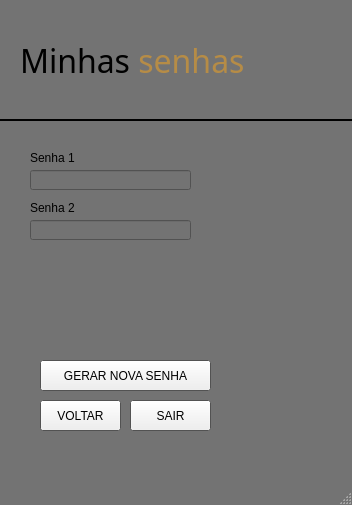
DaviHeinrichs/Projeto-GerenciadordeSenhas, file bin/interface/local_interface/utils/telas/ui_files/myPassword_window.ui: the form before one commit.
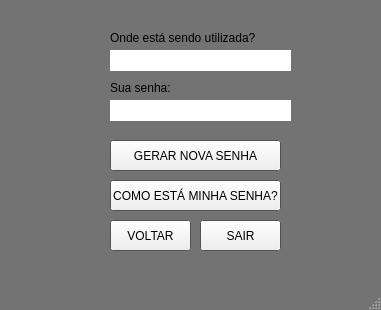
The form after the commit. Icons and pictures are not drawn.

Commit message: Update de Telas Senhas

What changed in the file:
```diff
--- a/bin/interface/local_interface/utils/telas/ui_files/myPassword_window.ui
+++ b/bin/interface/local_interface/utils/telas/ui_files/myPassword_window.ui
@@ -6,8 +6,8 @@
    <rect>
     <x>0</x>
     <y>0</y>
-    <width>352</width>
-    <height>505</height>
+    <width>381</width>
+    <height>310</height>
    </rect>
   </property>
   <property name="palette">
@@ -189,471 +189,24 @@
    <iconset>
     <normaloff>CIPHER_A_Logo_with_Cryptographic_Elements-removebg-preview.png</normaloff>CIPHER_A_Logo_with_Cryptographic_Elements-removebg-preview.png</iconset>
   </property>
+  <property name="toolTip">
+   <string/>
+  </property>
+  <property name="whatsThis">
+   <string>&lt;html&gt;&lt;head/&gt;&lt;body&gt;&lt;p&gt;&lt;br/&gt;&lt;/p&gt;&lt;/body&gt;&lt;/html&gt;</string>
+  </property>
+  <property name="documentMode">
+   <bool>false</bool>
+  </property>
+  <property name="tabShape">
+   <enum>QTabWidget::Rounded</enum>
+  </property>
   <widget class="QWidget" name="centralwidget">
-   <widget class="QLabel" name="boasvindas">
-    <property name="geometry">
-     <rect>
-      <x>20</x>
-      <y>20</y>
-      <width>321</width>
-      <height>81</height>
-     </rect>
-    </property>
-    <property name="font">
-     <font>
-      <family>Lucida Sans Unicode</family>
-      <pointsize>24</pointsize>
-     </font>
-    </property>
-    <property name="contextMenuPolicy">
-     <enum>Qt::PreventContextMenu</enum>
-    </property>
-    <property name="text">
-     <string>&lt;html&gt;&lt;head/&gt;&lt;body&gt;&lt;p&gt;Minhas &lt;span style=&quot; color:#b68c46;&quot;&gt;senhas&lt;/span&gt;&lt;/p&gt;&lt;/body&gt;&lt;/html&gt;</string>
-    </property>
-    <property name="textFormat">
-     <enum>Qt::RichText</enum>
-    </property>
-    <property name="alignment">
-     <set>Qt::AlignLeading|Qt::AlignLeft|Qt::AlignVCenter</set>
-    </property>
-    <property name="wordWrap">
-     <bool>true</bool>
-    </property>
-   </widget>
-   <widget class="Line" name="line">
-    <property name="geometry">
-     <rect>
-      <x>-20</x>
-      <y>110</y>
-      <width>411</width>
-      <height>20</height>
-     </rect>
-    </property>
-    <property name="palette">
-     <palette>
-      <active>
-       <colorrole role="WindowText">
-        <brush brushstyle="SolidPattern">
-         <color alpha="255">
-          <red>255</red>
-          <green>255</green>
-          <blue>255</blue>
-         </color>
-        </brush>
-       </colorrole>
-       <colorrole role="Button">
-        <brush brushstyle="SolidPattern">
-         <color alpha="255">
-          <red>0</red>
-          <green>0</green>
-          <blue>0</blue>
-         </color>
-        </brush>
-       </colorrole>
-       <colorrole role="Light">
-        <brush brushstyle="SolidPattern">
-         <color alpha="255">
-          <red>0</red>
-          <green>0</green>
-          <blue>0</blue>
-         </color>
-        </brush>
-       </colorrole>
-       <colorrole role="Midlight">
-        <brush brushstyle="SolidPattern">
-         <color alpha="255">
-          <red>0</red>
-          <green>0</green>
-          <blue>0</blue>
-         </color>
-        </brush>
-       </colorrole>
-       <colorrole role="Dark">
-        <brush brushstyle="SolidPattern">
-         <color alpha="255">
-          <red>0</red>
-          <green>0</green>
-          <blue>0</blue>
-         </color>
-        </brush>
-       </colorrole>
-       <colorrole role="Mid">
-        <brush brushstyle="SolidPattern">
-         <color alpha="255">
-          <red>0</red>
-          <green>0</green>
-          <blue>0</blue>
-         </color>
-        </brush>
-       </colorrole>
-       <colorrole role="Text">
-        <brush brushstyle="SolidPattern">
-         <color alpha="255">
-          <red>255</red>
-          <green>255</green>
-          <blue>255</blue>
-         </color>
-        </brush>
-       </colorrole>
-       <colorrole role="BrightText">
-        <brush brushstyle="SolidPattern">
-         <color alpha="255">
-          <red>255</red>
-          <green>255</green>
-          <blue>255</blue>
-         </color>
-        </brush>
-       </colorrole>
-       <colorrole role="ButtonText">
-        <brush brushstyle="SolidPattern">
-         <color alpha="255">
-          <red>255</red>
-          <green>255</green>
-          <blue>255</blue>
-         </color>
-        </brush>
-       </colorrole>
-       <colorrole role="Base">
-        <brush brushstyle="SolidPattern">
-         <color alpha="255">
-          <red>0</red>
-          <green>0</green>
-          <blue>0</blue>
-         </color>
-        </brush>
-       </colorrole>
-       <colorrole role="Window">
-        <brush brushstyle="SolidPattern">
-         <color alpha="255">
-          <red>0</red>
-          <green>0</green>
-          <blue>0</blue>
-         </color>
-        </brush>
-       </colorrole>
-       <colorrole role="Shadow">
-        <brush brushstyle="SolidPattern">
-         <color alpha="255">
-          <red>0</red>
-          <green>0</green>
-          <blue>0</blue>
-         </color>
-        </brush>
-       </colorrole>
-       <colorrole role="AlternateBase">
-        <brush brushstyle="SolidPattern">
-         <color alpha="255">
-          <red>0</red>
-          <green>0</green>
-          <blue>0</blue>
-         </color>
-        </brush>
-       </colorrole>
-       <colorrole role="ToolTipBase">
-        <brush brushstyle="SolidPattern">
-         <color alpha="255">
-          <red>255</red>
-          <green>255</green>
-          <blue>220</blue>
-         </color>
-        </brush>
-       </colorrole>
-       <colorrole role="ToolTipText">
-        <brush brushstyle="SolidPattern">
-         <color alpha="255">
-          <red>0</red>
-          <green>0</green>
-          <blue>0</blue>
-         </color>
-        </brush>
-       </colorrole>
-      </active>
-      <inactive>
-       <colorrole role="WindowText">
-        <brush brushstyle="SolidPattern">
-         <color alpha="255">
-          <red>255</red>
-          <green>255</green>
-          <blue>255</blue>
-         </color>
-        </brush>
-       </colorrole>
-       <colorrole role="Button">
-        <brush brushstyle="SolidPattern">
-         <color alpha="255">
-          <red>0</red>
-          <green>0</green>
-          <blue>0</blue>
-         </color>
-        </brush>
-       </colorrole>
-       <colorrole role="Light">
-        <brush brushstyle="SolidPattern">
-         <color alpha="255">
-          <red>0</red>
-          <green>0</green>
-          <blue>0</blue>
-         </color>
-        </brush>
-       </colorrole>
-       <colorrole role="Midlight">
-        <brush brushstyle="SolidPattern">
-         <color alpha="255">
-          <red>0</red>
-          <green>0</green>
-          <blue>0</blue>
-         </color>
-        </brush>
-       </colorrole>
-       <colorrole role="Dark">
-        <brush brushstyle="SolidPattern">
-         <color alpha="255">
-          <red>0</red>
-          <green>0</green>
-          <blue>0</blue>
-         </color>
-        </brush>
-       </colorrole>
-       <colorrole role="Mid">
-        <brush brushstyle="SolidPattern">
-         <color alpha="255">
-          <red>0</red>
-          <green>0</green>
-          <blue>0</blue>
-         </color>
-        </brush>
-       </colorrole>
-       <colorrole role="Text">
-        <brush brushstyle="SolidPattern">
-         <color alpha="255">
-          <red>255</red>
-          <green>255</green>
-          <blue>255</blue>
-         </color>
-        </brush>
-       </colorrole>
-       <colorrole role="BrightText">
-        <brush brushstyle="SolidPattern">
-         <color alpha="255">
-          <red>255</red>
-          <green>255</green>
-          <blue>255</blue>
-         </color>
-        </brush>
-       </colorrole>
-       <colorrole role="ButtonText">
-        <brush brushstyle="SolidPattern">
-         <color alpha="255">
-          <red>255</red>
-          <green>255</green>
-          <blue>255</blue>
-         </color>
-        </brush>
-       </colorrole>
-       <colorrole role="Base">
-        <brush brushstyle="SolidPattern">
-         <color alpha="255">
-          <red>0</red>
-          <green>0</green>
-          <blue>0</blue>
-         </color>
-        </brush>
-       </colorrole>
-       <colorrole role="Window">
-        <brush brushstyle="SolidPattern">
-         <color alpha="255">
-          <red>0</red>
-          <green>0</green>
-          <blue>0</blue>
-         </color>
-        </brush>
-       </colorrole>
-       <colorrole role="Shadow">
-        <brush brushstyle="SolidPattern">
-         <color alpha="255">
-          <red>0</red>
-          <green>0</green>
-          <blue>0</blue>
-         </color>
-        </brush>
-       </colorrole>
-       <colorrole role="AlternateBase">
-        <brush brushstyle="SolidPattern">
-         <color alpha="255">
-          <red>0</red>
-          <green>0</green>
-          <blue>0</blue>
-         </color>
-        </brush>
-       </colorrole>
-       <colorrole role="ToolTipBase">
-        <brush brushstyle="SolidPattern">
-         <color alpha="255">
-          <red>255</red>
-          <green>255</green>
-          <blue>220</blue>
-         </color>
-        </brush>
-       </colorrole>
-       <colorrole role="ToolTipText">
-        <brush brushstyle="SolidPattern">
-         <color alpha="255">
-          <red>0</red>
-          <green>0</green>
-          <blue>0</blue>
-         </color>
-        </brush>
-       </colorrole>
-      </inactive>
-      <disabled>
-       <colorrole role="WindowText">
-        <brush brushstyle="SolidPattern">
-         <color alpha="255">
-          <red>0</red>
-          <green>0</green>
-          <blue>0</blue>
-         </color>
-        </brush>
-       </colorrole>
-       <colorrole role="Button">
-        <brush brushstyle="SolidPattern">
-         <color alpha="255">
-          <red>0</red>
-          <green>0</green>
-          <blue>0</blue>
-         </color>
-        </brush>
-       </colorrole>
-       <colorrole role="Light">
-        <brush brushstyle="SolidPattern">
-         <color alpha="255">
-          <red>0</red>
-          <green>0</green>
-          <blue>0</blue>
-         </color>
-        </brush>
-       </colorrole>
-       <colorrole role="Midlight">
-        <brush brushstyle="SolidPattern">
-         <color alpha="255">
-          <red>0</red>
-          <green>0</green>
-          <blue>0</blue>
-         </color>
-        </brush>
-       </colorrole>
-       <colorrole role="Dark">
-        <brush brushstyle="SolidPattern">
-         <color alpha="255">
-          <red>0</red>
-          <green>0</green>
-          <blue>0</blue>
-         </color>
-        </brush>
-       </colorrole>
-       <colorrole role="Mid">
-        <brush brushstyle="SolidPattern">
-         <color alpha="255">
-          <red>0</red>
-          <green>0</green>
-          <blue>0</blue>
-         </color>
-        </brush>
-       </colorrole>
-       <colorrole role="Text">
-        <brush brushstyle="SolidPattern">
-         <color alpha="255">
-          <red>0</red>
-          <green>0</green>
-          <blue>0</blue>
-         </color>
-        </brush>
-       </colorrole>
-       <colorrole role="BrightText">
-        <brush brushstyle="SolidPattern">
-         <color alpha="255">
-          <red>255</red>
-          <green>255</green>
-          <blue>255</blue>
-         </color>
-        </brush>
-       </colorrole>
-       <colorrole role="ButtonText">
-        <brush brushstyle="SolidPattern">
-         <color alpha="255">
-          <red>0</red>
-          <green>0</green>
-          <blue>0</blue>
-         </color>
-        </brush>
-       </colorrole>
-       <colorrole role="Base">
-        <brush brushstyle="SolidPattern">
-         <color alpha="255">
-          <red>0</red>
-          <green>0</green>
-          <blue>0</blue>
-         </color>
-        </brush>
-       </colorrole>
-       <colorrole role="Window">
-        <brush brushstyle="SolidPattern">
-         <color alpha="255">
-          <red>0</red>
-          <green>0</green>
-          <blue>0</blue>
-         </color>
-        </brush>
-       </colorrole>
-       <colorrole role="Shadow">
-        <brush brushstyle="SolidPattern">
-         <color alpha="255">
-          <red>0</red>
-          <green>0</green>
-          <blue>0</blue>
-         </color>
-        </brush>
-       </colorrole>
-       <colorrole role="AlternateBase">
-        <brush brushstyle="SolidPattern">
-         <color alpha="255">
-          <red>0</red>
-          <green>0</green>
-          <blue>0</blue>
-         </color>
-        </brush>
-       </colorrole>
-       <colorrole role="ToolTipBase">
-        <brush brushstyle="SolidPattern">
-         <color alpha="255">
-          <red>255</red>
-          <green>255</green>
-          <blue>220</blue>
-         </color>
-        </brush>
-       </colorrole>
-       <colorrole role="ToolTipText">
-        <brush brushstyle="SolidPattern">
-         <color alpha="255">
-          <red>0</red>
-          <green>0</green>
-          <blue>0</blue>
-         </color>
-        </brush>
-       </colorrole>
-      </disabled>
-     </palette>
-    </property>
-    <property name="orientation">
-     <enum>Qt::Horizontal</enum>
-    </property>
-   </widget>
    <widget class="QPushButton" name="generateNewPasswordBtn">
     <property name="geometry">
      <rect>
-      <x>40</x>
-      <y>360</y>
+      <x>110</x>
+      <y>140</y>
       <width>171</width>
       <height>31</height>
      </rect>
@@ -665,8 +218,8 @@
    <widget class="QPushButton" name="exit">
     <property name="geometry">
      <rect>
-      <x>40</x>
-      <y>400</y>
+      <x>110</x>
+      <y>220</y>
       <width>81</width>
       <height>31</height>
      </rect>
@@ -678,66 +231,21 @@
    <widget class="QLabel" name="Senha1">
     <property name="geometry">
      <rect>
-      <x>30</x>
-      <y>150</y>
-      <width>91</width>
-      <height>16</height>
-     </rect>
-    </property>
-    <property name="text">
-     <string>Senha 1 &lt;nome&gt;</string>
-    </property>
-   </widget>
-   <widget class="QLineEdit" name="Senha1_2">
-    <property name="geometry">
-     <rect>
-      <x>30</x>
-      <y>170</y>
+      <x>110</x>
+      <y>30</y>
       <width>161</width>
-      <height>20</height>
-     </rect>
-    </property>
-    <property name="text">
-     <string/>
-    </property>
-    <property name="alignment">
-     <set>Qt::AlignLeading|Qt::AlignLeft|Qt::AlignVCenter</set>
-    </property>
-   </widget>
-   <widget class="QLabel" name="Senha2">
-    <property name="geometry">
-     <rect>
-      <x>30</x>
-      <y>200</y>
-      <width>91</width>
       <height>16</height>
      </rect>
     </property>
     <property name="text">
-     <string>Senha 2 &lt;nome&gt;</string>
-    </property>
-   </widget>
-   <widget class="QLineEdit" name="Senha2_2">
-    <property name="geometry">
-     <rect>
-      <x>30</x>
-      <y>220</y>
-      <width>161</width>
-      <height>20</height>
-     </rect>
-    </property>
-    <property name="text">
-     <string/>
-    </property>
-    <property name="alignment">
-     <set>Qt::AlignLeading|Qt::AlignLeft|Qt::AlignVCenter</set>
+     <string>Onde está sendo utilizada?</string>
     </property>
    </widget>
    <widget class="QPushButton" name="exit_2">
     <property name="geometry">
      <rect>
-      <x>130</x>
-      <y>400</y>
+      <x>200</x>
+      <y>220</y>
       <width>81</width>
       <height>31</height>
      </rect>
@@ -746,6 +254,600 @@
      <string>SAIR</string>
     </property>
    </widget>
+   <widget class="QPlainTextEdit" name="plainTextEdit">
+    <property name="geometry">
+     <rect>
+      <x>110</x>
+      <y>50</y>
+      <width>181</width>
+      <height>21</height>
+     </rect>
+    </property>
+    <property name="palette">
+     <palette>
+      <active>
+       <colorrole role="WindowText">
+        <brush brushstyle="SolidPattern">
+         <color alpha="255">
+          <red>0</red>
+          <green>0</green>
+          <blue>0</blue>
+         </color>
+        </brush>
+       </colorrole>
+       <colorrole role="Button">
+        <brush brushstyle="SolidPattern">
+         <color alpha="255">
+          <red>255</red>
+          <green>255</green>
+          <blue>255</blue>
+         </color>
+        </brush>
+       </colorrole>
+       <colorrole role="Dark">
+        <brush brushstyle="SolidPattern">
+         <color alpha="255">
+          <red>255</red>
+          <green>255</green>
+          <blue>255</blue>
+         </color>
+        </brush>
+       </colorrole>
+       <colorrole role="Mid">
+        <brush brushstyle="SolidPattern">
+         <color alpha="255">
+          <red>255</red>
+          <green>255</green>
+          <blue>255</blue>
+         </color>
+        </brush>
+       </colorrole>
+       <colorrole role="Text">
+        <brush brushstyle="SolidPattern">
+         <color alpha="255">
+          <red>0</red>
+          <green>0</green>
+          <blue>0</blue>
+         </color>
+        </brush>
+       </colorrole>
+       <colorrole role="ButtonText">
+        <brush brushstyle="SolidPattern">
+         <color alpha="255">
+          <red>0</red>
+          <green>0</green>
+          <blue>0</blue>
+         </color>
+        </brush>
+       </colorrole>
+       <colorrole role="Base">
+        <brush brushstyle="SolidPattern">
+         <color alpha="255">
+          <red>255</red>
+          <green>255</green>
+          <blue>255</blue>
+         </color>
+        </brush>
+       </colorrole>
+       <colorrole role="Window">
+        <brush brushstyle="SolidPattern">
+         <color alpha="255">
+          <red>255</red>
+          <green>255</green>
+          <blue>255</blue>
+         </color>
+        </brush>
+       </colorrole>
+       <colorrole role="Shadow">
+        <brush brushstyle="SolidPattern">
+         <color alpha="255">
+          <red>255</red>
+          <green>255</green>
+          <blue>255</blue>
+         </color>
+        </brush>
+       </colorrole>
+      </active>
+      <inactive>
+       <colorrole role="WindowText">
+        <brush brushstyle="SolidPattern">
+         <color alpha="255">
+          <red>0</red>
+          <green>0</green>
+          <blue>0</blue>
+         </color>
+        </brush>
+       </colorrole>
+       <colorrole role="Button">
+        <brush brushstyle="SolidPattern">
+         <color alpha="255">
+          <red>255</red>
+          <green>255</green>
+          <blue>255</blue>
+         </color>
+        </brush>
+       </colorrole>
+       <colorrole role="Dark">
+        <brush brushstyle="SolidPattern">
+         <color alpha="255">
+          <red>255</red>
+          <green>255</green>
+          <blue>255</blue>
+         </color>
+        </brush>
+       </colorrole>
+       <colorrole role="Mid">
+        <brush brushstyle="SolidPattern">
+         <color alpha="255">
+          <red>255</red>
+          <green>255</green>
+          <blue>255</blue>
+         </color>
+        </brush>
+       </colorrole>
+       <colorrole role="Text">
+        <brush brushstyle="SolidPattern">
+         <color alpha="255">
+          <red>0</red>
+          <green>0</green>
+          <blue>0</blue>
+         </color>
+        </brush>
+       </colorrole>
+       <colorrole role="ButtonText">
+        <brush brushstyle="SolidPattern">
+         <color alpha="255">
+          <red>0</red>
+          <green>0</green>
+          <blue>0</blue>
+         </color>
+        </brush>
+       </colorrole>
+       <colorrole role="Base">
+        <brush brushstyle="SolidPattern">
+         <color alpha="255">
+          <red>255</red>
+          <green>255</green>
+          <blue>255</blue>
+         </color>
+        </brush>
+       </colorrole>
+       <colorrole role="Window">
+        <brush brushstyle="SolidPattern">
+         <color alpha="255">
+          <red>255</red>
+          <green>255</green>
+          <blue>255</blue>
+         </color>
+        </brush>
+       </colorrole>
+       <colorrole role="Shadow">
+        <brush brushstyle="SolidPattern">
+         <color alpha="255">
+          <red>255</red>
+          <green>255</green>
+          <blue>255</blue>
+         </color>
+        </brush>
+       </colorrole>
+      </inactive>
+      <disabled>
+       <colorrole role="WindowText">
+        <brush brushstyle="SolidPattern">
+         <color alpha="255">
+          <red>255</red>
+          <green>255</green>
+          <blue>255</blue>
+         </color>
+        </brush>
+       </colorrole>
+       <colorrole role="Button">
+        <brush brushstyle="SolidPattern">
+         <color alpha="255">
+          <red>255</red>
+          <green>255</green>
+          <blue>255</blue>
+         </color>
+        </brush>
+       </colorrole>
+       <colorrole role="Dark">
+        <brush brushstyle="SolidPattern">
+         <color alpha="255">
+          <red>255</red>
+          <green>255</green>
+          <blue>255</blue>
+         </color>
+        </brush>
+       </colorrole>
+       <colorrole role="Mid">
+        <brush brushstyle="SolidPattern">
+         <color alpha="255">
+          <red>255</red>
+          <green>255</green>
+          <blue>255</blue>
+         </color>
+        </brush>
+       </colorrole>
+       <colorrole role="Text">
+        <brush brushstyle="SolidPattern">
+         <color alpha="255">
+          <red>255</red>
+          <green>255</green>
+          <blue>255</blue>
+         </color>
+        </brush>
+       </colorrole>
+       <colorrole role="ButtonText">
+        <brush brushstyle="SolidPattern">
+         <color alpha="255">
+          <red>255</red>
+          <green>255</green>
+          <blue>255</blue>
+         </color>
+        </brush>
+       </colorrole>
+       <colorrole role="Base">
+        <brush brushstyle="SolidPattern">
+         <color alpha="255">
+          <red>255</red>
+          <green>255</green>
+          <blue>255</blue>
+         </color>
+        </brush>
+       </colorrole>
+       <colorrole role="Window">
+        <brush brushstyle="SolidPattern">
+         <color alpha="255">
+          <red>255</red>
+          <green>255</green>
+          <blue>255</blue>
+         </color>
+        </brush>
+       </colorrole>
+       <colorrole role="Shadow">
+        <brush brushstyle="SolidPattern">
+         <color alpha="255">
+          <red>255</red>
+          <green>255</green>
+          <blue>255</blue>
+         </color>
+        </brush>
+       </colorrole>
+      </disabled>
+     </palette>
+    </property>
+    <property name="focusPolicy">
+     <enum>Qt::NoFocus</enum>
+    </property>
+    <property name="frameShape">
+     <enum>QFrame::NoFrame</enum>
+    </property>
+    <property name="frameShadow">
+     <enum>QFrame::Raised</enum>
+    </property>
+    <property name="verticalScrollBarPolicy">
+     <enum>Qt::ScrollBarAlwaysOff</enum>
+    </property>
+    <property name="horizontalScrollBarPolicy">
+     <enum>Qt::ScrollBarAlwaysOff</enum>
+    </property>
+    <property name="sizeAdjustPolicy">
+     <enum>QAbstractScrollArea::AdjustToContents</enum>
+    </property>
+    <property name="plainText">
+     <string/>
+    </property>
+   </widget>
+   <widget class="QLabel" name="Senha1_2">
+    <property name="geometry">
+     <rect>
+      <x>110</x>
+      <y>80</y>
+      <width>211</width>
+      <height>16</height>
+     </rect>
+    </property>
+    <property name="text">
+     <string>Sua senha:</string>
+    </property>
+   </widget>
+   <widget class="QPlainTextEdit" name="plainTextEdit_2">
+    <property name="geometry">
+     <rect>
+      <x>110</x>
+      <y>100</y>
+      <width>181</width>
+      <height>21</height>
+     </rect>
+    </property>
+    <property name="palette">
+     <palette>
+      <active>
+       <colorrole role="WindowText">
+        <brush brushstyle="SolidPattern">
+         <color alpha="255">
+          <red>0</red>
+          <green>0</green>
+          <blue>0</blue>
+         </color>
+        </brush>
+       </colorrole>
+       <colorrole role="Button">
+        <brush brushstyle="SolidPattern">
+         <color alpha="255">
+          <red>255</red>
+          <green>255</green>
+          <blue>255</blue>
+         </color>
+        </brush>
+       </colorrole>
+       <colorrole role="Dark">
+        <brush brushstyle="SolidPattern">
+         <color alpha="255">
+          <red>255</red>
+          <green>255</green>
+          <blue>255</blue>
+         </color>
+        </brush>
+       </colorrole>
+       <colorrole role="Mid">
+        <brush brushstyle="SolidPattern">
+         <color alpha="255">
+          <red>255</red>
+          <green>255</green>
+          <blue>255</blue>
+         </color>
+        </brush>
+       </colorrole>
+       <colorrole role="Text">
+        <brush brushstyle="SolidPattern">
+         <color alpha="255">
+          <red>0</red>
+          <green>0</green>
+          <blue>0</blue>
+         </color>
+        </brush>
+       </colorrole>
+       <colorrole role="ButtonText">
+        <brush brushstyle="SolidPattern">
+         <color alpha="255">
+          <red>0</red>
+          <green>0</green>
+          <blue>0</blue>
+         </color>
+        </brush>
+       </colorrole>
+       <colorrole role="Base">
+        <brush brushstyle="SolidPattern">
+         <color alpha="255">
+          <red>255</red>
+          <green>255</green>
+          <blue>255</blue>
+         </color>
+        </brush>
+       </colorrole>
+       <colorrole role="Window">
+        <brush brushstyle="SolidPattern">
+         <color alpha="255">
+          <red>255</red>
+          <green>255</green>
+          <blue>255</blue>
+         </color>
+        </brush>
+       </colorrole>
+       <colorrole role="Shadow">
+        <brush brushstyle="SolidPattern">
+         <color alpha="255">
+          <red>255</red>
+          <green>255</green>
+          <blue>255</blue>
+         </color>
+        </brush>
+       </colorrole>
+      </active>
+      <inactive>
+       <colorrole role="WindowText">
+        <brush brushstyle="SolidPattern">
+         <color alpha="255">
+          <red>0</red>
+          <green>0</green>
+          <blue>0</blue>
+         </color>
+        </brush>
+       </colorrole>
+       <colorrole role="Button">
+        <brush brushstyle="SolidPattern">
+         <color alpha="255">
+          <red>255</red>
+          <green>255</green>
+          <blue>255</blue>
+         </color>
+        </brush>
+       </colorrole>
+       <colorrole role="Dark">
+        <brush brushstyle="SolidPattern">
+         <color alpha="255">
+          <red>255</red>
+          <green>255</green>
+          <blue>255</blue>
+         </color>
+        </brush>
+       </colorrole>
+       <colorrole role="Mid">
+        <brush brushstyle="SolidPattern">
+         <color alpha="255">
+          <red>255</red>
+          <green>255</green>
+          <blue>255</blue>
+         </color>
+        </brush>
+       </colorrole>
+       <colorrole role="Text">
+        <brush brushstyle="SolidPattern">
+         <color alpha="255">
+          <red>0</red>
+          <green>0</green>
+          <blue>0</blue>
+         </color>
+        </brush>
+       </colorrole>
+       <colorrole role="ButtonText">
+        <brush brushstyle="SolidPattern">
+         <color alpha="255">
+          <red>0</red>
+          <green>0</green>
+          <blue>0</blue>
+         </color>
+        </brush>
+       </colorrole>
+       <colorrole role="Base">
+        <brush brushstyle="SolidPattern">
+         <color alpha="255">
+          <red>255</red>
+          <green>255</green>
+          <blue>255</blue>
+         </color>
+        </brush>
+       </colorrole>
+       <colorrole role="Window">
+        <brush brushstyle="SolidPattern">
+         <color alpha="255">
+          <red>255</red>
+          <green>255</green>
+          <blue>255</blue>
+         </color>
+        </brush>
+       </colorrole>
+       <colorrole role="Shadow">
+        <brush brushstyle="SolidPattern">
+         <color alpha="255">
+          <red>255</red>
+          <green>255</green>
+          <blue>255</blue>
+         </color>
+        </brush>
+       </colorrole>
+      </inactive>
+      <disabled>
+       <colorrole role="WindowText">
+        <brush brushstyle="SolidPattern">
+         <color alpha="255">
+          <red>255</red>
+          <green>255</green>
+          <blue>255</blue>
+         </color>
+        </brush>
+       </colorrole>
+       <colorrole role="Button">
+        <brush brushstyle="SolidPattern">
+         <color alpha="255">
+          <red>255</red>
+          <green>255</green>
+          <blue>255</blue>
+         </color>
+        </brush>
+       </colorrole>
+       <colorrole role="Dark">
+        <brush brushstyle="SolidPattern">
+         <color alpha="255">
+          <red>255</red>
+          <green>255</green>
+          <blue>255</blue>
+         </color>
+        </brush>
+       </colorrole>
+       <colorrole role="Mid">
+        <brush brushstyle="SolidPattern">
+         <color alpha="255">
+          <red>255</red>
+          <green>255</green>
+          <blue>255</blue>
+         </color>
+        </brush>
+       </colorrole>
+       <colorrole role="Text">
+        <brush brushstyle="SolidPattern">
+         <color alpha="255">
+          <red>255</red>
+          <green>255</green>
+          <blue>255</blue>
+         </color>
+        </brush>
+       </colorrole>
+       <colorrole role="ButtonText">
+        <brush brushstyle="SolidPattern">
+         <color alpha="255">
+          <red>255</red>
+          <green>255</green>
+          <blue>255</blue>
+         </color>
+        </brush>
+       </colorrole>
+       <colorrole role="Base">
+        <brush brushstyle="SolidPattern">
+         <color alpha="255">
+          <red>255</red>
+          <green>255</green>
+          <blue>255</blue>
+         </color>
+        </brush>
+       </colorrole>
+       <colorrole role="Window">
+        <brush brushstyle="SolidPattern">
+         <color alpha="255">
+          <red>255</red>
+          <green>255</green>
+          <blue>255</blue>
+         </color>
+        </brush>
+       </colorrole>
+       <colorrole role="Shadow">
+        <brush brushstyle="SolidPattern">
+         <color alpha="255">
+          <red>255</red>
+          <green>255</green>
+          <blue>255</blue>
+         </color>
+        </brush>
+       </colorrole>
+      </disabled>
+     </palette>
+    </property>
+    <property name="focusPolicy">
+     <enum>Qt::NoFocus</enum>
+    </property>
+    <property name="frameShape">
+     <enum>QFrame::NoFrame</enum>
+    </property>
+    <property name="frameShadow">
+     <enum>QFrame::Raised</enum>
+    </property>
+    <property name="verticalScrollBarPolicy">
+     <enum>Qt::ScrollBarAlwaysOff</enum>
+    </property>
+    <property name="horizontalScrollBarPolicy">
+     <enum>Qt::ScrollBarAlwaysOff</enum>
+    </property>
+    <property name="sizeAdjustPolicy">
+     <enum>QAbstractScrollArea::AdjustToContents</enum>
+    </property>
+    <property name="plainText">
+     <string/>
+    </property>
+   </widget>
+   <widget class="QPushButton" name="generateNewPasswordBtn_2">
+    <property name="geometry">
+     <rect>
+      <x>110</x>
+      <y>180</y>
+      <width>171</width>
+      <height>31</height>
+     </rect>
+    </property>
+    <property name="text">
+     <string>COMO ESTÁ MINHA SENHA?</string>
+    </property>
+   </widget>
   </widget>
   <widget class="QStatusBar" name="statusbar"/>
  </widget>
```
Left out of the diff: 2 changed lines with no effect on the pictures. The commit also changes 28 other files.
